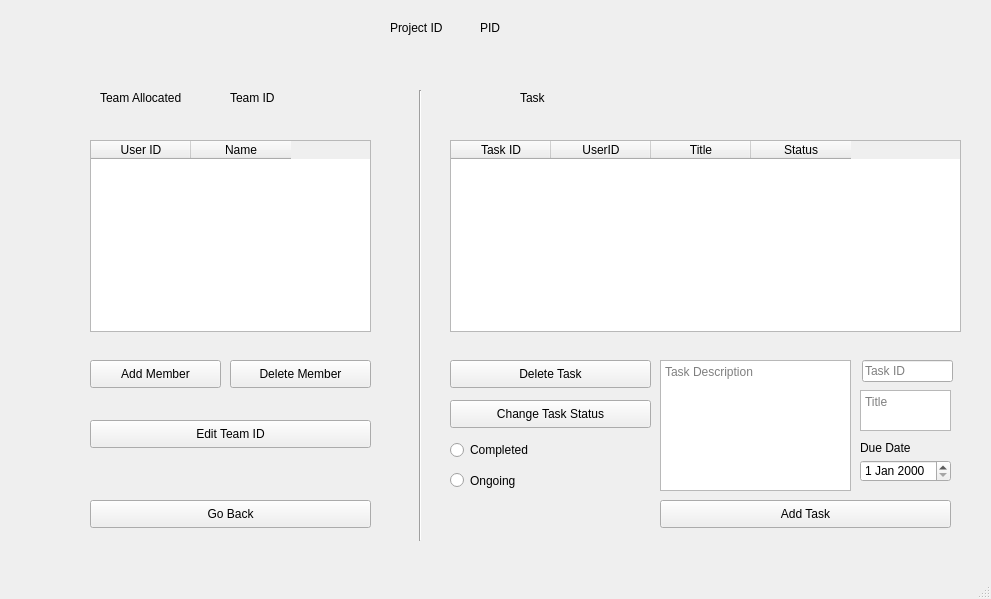
Before: the Qt Designer form teamANDtask.ui in AnomitraSarkar/Project-Manager-Application, drawn with Qt 5.
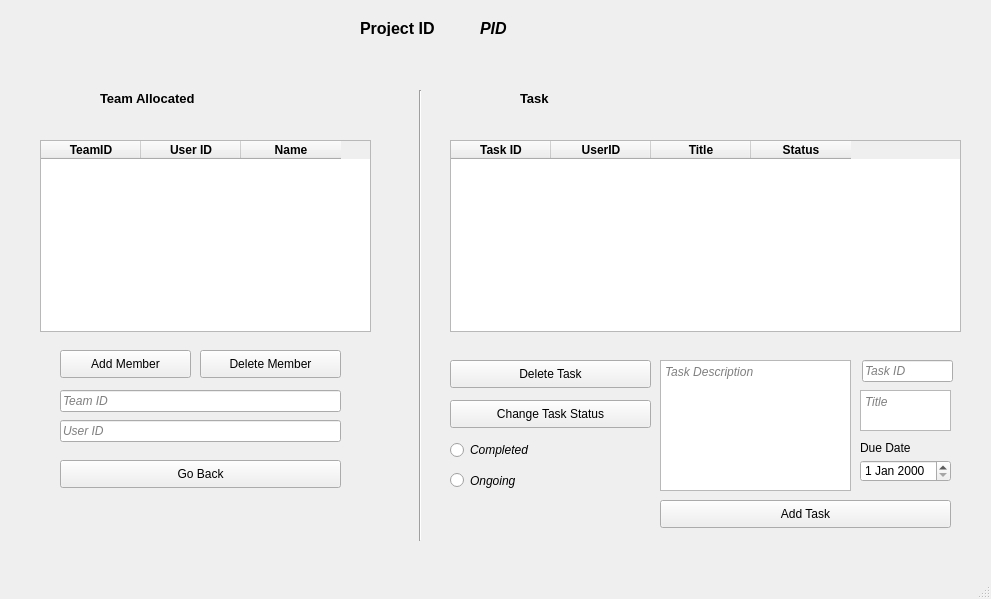
After: the same form once the commit is applied.

Diff of the .ui file:
```diff
--- a/teamANDtask.ui
+++ b/teamANDtask.ui
@@ -17,12 +17,26 @@
    <widget class="QTableWidget" name="tableWidget">
     <property name="geometry">
      <rect>
-      <x>90</x>
+      <x>40</x>
       <y>140</y>
-      <width>281</width>
+      <width>331</width>
       <height>192</height>
      </rect>
     </property>
+    <property name="font">
+     <font>
+      <weight>75</weight>
+      <bold>true</bold>
+     </font>
+    </property>
+    <property name="editTriggers">
+     <set>QAbstractItemView::NoEditTriggers</set>
+    </property>
+    <column>
+     <property name="text">
+      <string>TeamID</string>
+     </property>
+    </column>
     <column>
      <property name="text">
       <string>User ID</string>
@@ -37,12 +51,20 @@
    <widget class="QLabel" name="label">
     <property name="geometry">
      <rect>
-      <x>390</x>
+      <x>360</x>
       <y>20</y>
-      <width>55</width>
+      <width>131</width>
       <height>16</height>
      </rect>
     </property>
+    <property name="font">
+     <font>
+      <pointsize>12</pointsize>
+      <weight>75</weight>
+      <italic>false</italic>
+      <bold>true</bold>
+     </font>
+    </property>
     <property name="text">
      <string>Project ID</string>
     </property>
@@ -56,6 +78,14 @@
       <height>16</height>
      </rect>
     </property>
+    <property name="font">
+     <font>
+      <pointsize>12</pointsize>
+      <weight>75</weight>
+      <italic>true</italic>
+      <bold>true</bold>
+     </font>
+    </property>
     <property name="text">
      <string>PID</string>
     </property>
@@ -65,32 +95,26 @@
      <rect>
       <x>100</x>
       <y>90</y>
-      <width>91</width>
+      <width>151</width>
       <height>16</height>
      </rect>
     </property>
+    <property name="font">
+     <font>
+      <pointsize>10</pointsize>
+      <weight>75</weight>
+      <bold>true</bold>
+     </font>
+    </property>
     <property name="text">
      <string>Team Allocated</string>
     </property>
    </widget>
-   <widget class="QLabel" name="label_4">
+   <widget class="QPushButton" name="addmemberbtn">
     <property name="geometry">
      <rect>
-      <x>230</x>
-      <y>90</y>
-      <width>55</width>
-      <height>16</height>
-     </rect>
-    </property>
-    <property name="text">
-     <string>Team ID</string>
-    </property>
-   </widget>
-   <widget class="QPushButton" name="pushButton">
-    <property name="geometry">
-     <rect>
-      <x>90</x>
-      <y>360</y>
+      <x>60</x>
+      <y>350</y>
       <width>131</width>
       <height>28</height>
      </rect>
@@ -102,8 +126,8 @@
    <widget class="QPushButton" name="pushButton_2">
     <property name="geometry">
      <rect>
-      <x>230</x>
-      <y>360</y>
+      <x>200</x>
+      <y>350</y>
       <width>141</width>
       <height>28</height>
      </rect>
@@ -134,6 +158,13 @@
       <height>16</height>
      </rect>
     </property>
+    <property name="font">
+     <font>
+      <pointsize>10</pointsize>
+      <weight>75</weight>
+      <bold>true</bold>
+     </font>
+    </property>
     <property name="text">
      <string>Task</string>
     </property>
@@ -147,6 +178,15 @@
       <height>192</height>
      </rect>
     </property>
+    <property name="font">
+     <font>
+      <weight>75</weight>
+      <bold>true</bold>
+     </font>
+    </property>
+    <property name="editTriggers">
+     <set>QAbstractItemView::NoEditTriggers</set>
+    </property>
     <column>
      <property name="text">
       <string>Task ID</string>
@@ -216,6 +256,11 @@
       <height>20</height>
      </rect>
     </property>
+    <property name="font">
+     <font>
+      <italic>true</italic>
+     </font>
+    </property>
     <property name="text">
      <string>Completed</string>
     </property>
@@ -229,6 +274,11 @@
       <height>21</height>
      </rect>
     </property>
+    <property name="font">
+     <font>
+      <italic>true</italic>
+     </font>
+    </property>
     <property name="text">
      <string>Ongoing</string>
     </property>
@@ -242,6 +292,11 @@
       <height>22</height>
      </rect>
     </property>
+    <property name="font">
+     <font>
+      <italic>true</italic>
+     </font>
+    </property>
     <property name="placeholderText">
      <string>Task ID</string>
     </property>
@@ -255,6 +310,11 @@
       <height>41</height>
      </rect>
     </property>
+    <property name="font">
+     <font>
+      <italic>true</italic>
+     </font>
+    </property>
     <property name="placeholderText">
      <string>Title</string>
     </property>
@@ -291,6 +351,11 @@
       <height>131</height>
      </rect>
     </property>
+    <property name="font">
+     <font>
+      <italic>true</italic>
+     </font>
+    </property>
     <property name="placeholderText">
      <string>Task Description</string>
     </property>
@@ -298,8 +363,8 @@
    <widget class="QPushButton" name="pushButton_6">
     <property name="geometry">
      <rect>
-      <x>90</x>
-      <y>500</y>
+      <x>60</x>
+      <y>460</y>
       <width>281</width>
       <height>28</height>
      </rect>
@@ -308,17 +373,40 @@
      <string>Go Back</string>
     </property>
    </widget>
-   <widget class="QPushButton" name="pushButton_7">
+   <widget class="QLineEdit" name="newteamidedit">
     <property name="geometry">
      <rect>
-      <x>90</x>
+      <x>60</x>
+      <y>390</y>
+      <width>281</width>
+      <height>22</height>
+     </rect>
+    </property>
+    <property name="font">
+     <font>
+      <italic>true</italic>
+     </font>
+    </property>
+    <property name="placeholderText">
+     <string>Team ID</string>
+    </property>
+   </widget>
+   <widget class="QLineEdit" name="newuseridedit">
+    <property name="geometry">
+     <rect>
+      <x>60</x>
       <y>420</y>
       <width>281</width>
-      <height>28</height>
+      <height>22</height>
      </rect>
     </property>
-    <property name="text">
-     <string>Edit Team ID</string>
+    <property name="font">
+     <font>
+      <italic>true</italic>
+     </font>
+    </property>
+    <property name="placeholderText">
+     <string>User ID</string>
     </property>
    </widget>
   </widget>
```
Left out of the diff: 26 changed lines with no effect on the pictures.
